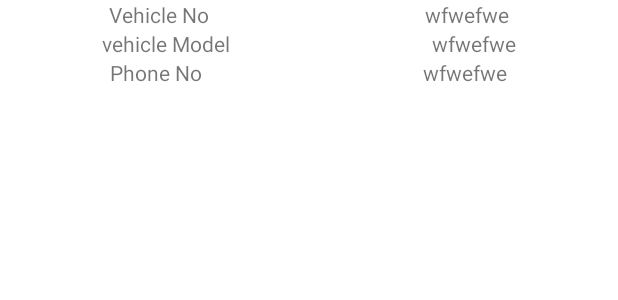
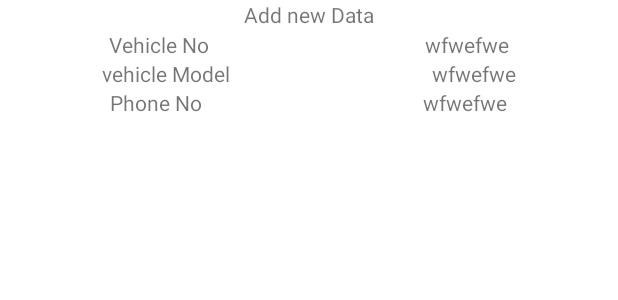
Before and after one commit to mithunbabbira/SubbaiahMultiBrandAuto, an Android app: the layout activity_existing_vehicle_data_list.xml on its own in the app's theme, with its tools: preview values and no code run, on a phone screen of 412 x 824 dp. Shown: the top 300 px of the screen. Run offline under Robolectric (Android 15) with nearby library versions, the phone set to English and light mode, and no system bars.

Commit message:
populating data

```diff
--- a/app/src/main/java/com/example/subbaiahmultibrandauto/AddNewVehicle.java
+++ b/app/src/main/java/com/example/subbaiahmultibrandauto/AddNewVehicle.java
@@ -17,7 +17,7 @@ import java.util.Map;
 
 public class AddNewVehicle extends AppCompatActivity implements DatePickerDialog.OnDateSetListener {
     ActivityAddNewVehicleBinding activityAddNewVehicleBinding;
-    private String newVehicleNo;
+    private String newVehicleNo , vehicleModel;
     private String date;
 
     @Override
@@ -29,6 +29,9 @@ public class AddNewVehicle extends AppCompatActivity implements DatePickerDialog
 
         Intent intent = getIntent();
         newVehicleNo = intent.getStringExtra("newVehicleNumber");
+        vehicleModel = intent.getStringExtra("vehicleModel");
+
+        activityAddNewVehicleBinding.vehicleMod.setText(vehicleModel!=null?vehicleModel:"");
         activityAddNewVehicleBinding.vehicleNum.setText(newVehicleNo);
 
         Data data = new Data();
--- a/app/src/main/res/layout/activity_existing_vehicle_data_list.xml
+++ b/app/src/main/res/layout/activity_existing_vehicle_data_list.xml
@@ -10,11 +10,22 @@
         android:layout_height="match_parent"
       >
 
+
+        <TextView
+            android:id="@+id/addMoreBtn"
+            android:layout_width="300dp"
+            android:layout_height="20dp"
+            app:layout_constraintTop_toTopOf="@+id/mainConstraint"
+            app:layout_constraintStart_toStartOf="parent"
+            app:layout_constraintEnd_toEndOf="parent"
+            android:gravity="center"
+            android:text="Add new Data"/>
+
         <LinearLayout
             android:id="@+id/mainLinearLayout"
             android:layout_width="match_parent"
             android:layout_height="wrap_content"
-            app:layout_constraintTop_toTopOf="@+id/mainConstraint"
+            app:layout_constraintTop_toBottomOf="@+id/addMoreBtn"
             app:layout_constraintStart_toStartOf="parent"
             app:layout_constraintEnd_toEndOf="parent"
             android:orientation="vertical">
```
Also changed, not shown: app/src/main/java/com/example/subbaiahmultibrandauto/ExistingData/ExistingDataAdapter.java (+67 -1 lines), app/src/main/java/com/example/subbaiahmultibrandauto/ExistingData/ExistingVehicleDataList.java (+31 -0 lines), app/src/main/res/layout/adapter_existing_data.xml (added, +15 -0 lines).
